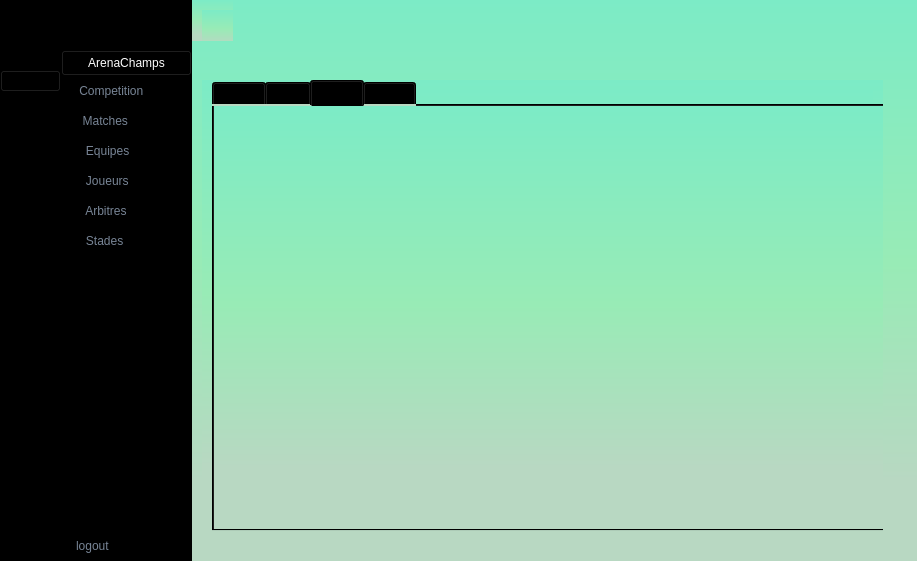
This is mainwindow.ui in ProjetCPP-S2-2A15/projetcpp2a15-proliga as Qt 5 draws it before an edit. The edited form follows.
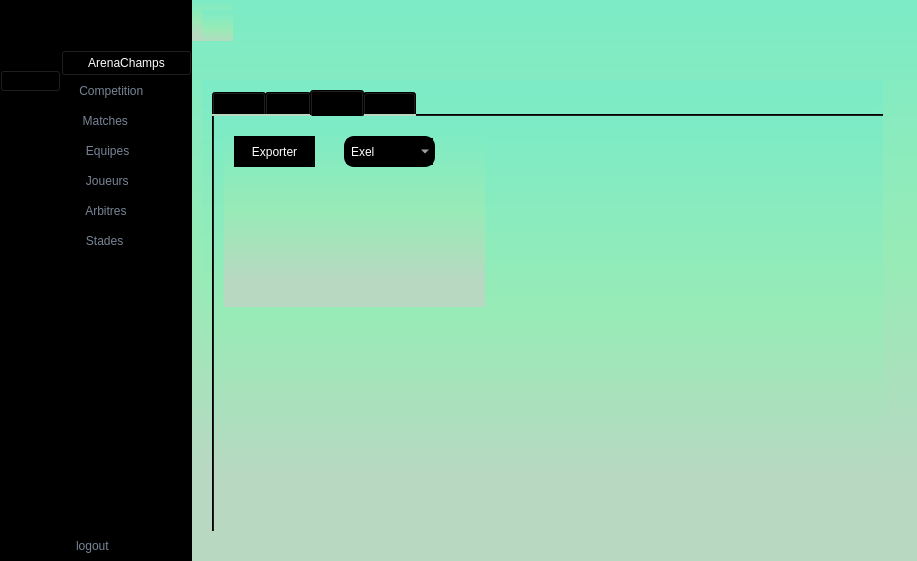
This is the edited form. The open tabs and pages were chosen to show the change. Icons and pictures are not drawn.

Commit message: problemes CRUD Corrigee + recherche et EXP exel PDF

What changed in the file:
```diff
--- a/mainwindow.ui
+++ b/mainwindow.ui
@@ -642,7 +642,7 @@
          <property name="geometry">
           <rect>
            <x>10</x>
-           <y>0</y>
+           <y>10</y>
            <width>681</width>
            <height>451</height>
           </rect>
@@ -1091,6 +1091,81 @@
           <attribute name="title">
            <string>Autre</string>
           </attribute>
+          <widget class="QStackedWidget" name="stackedWidget_2">
+           <property name="geometry">
+            <rect>
+             <x>10</x>
+             <y>10</y>
+             <width>261</width>
+             <height>181</height>
+            </rect>
+           </property>
+           <widget class="QWidget" name="page">
+            <widget class="QPushButton" name="exp_b">
+             <property name="geometry">
+              <rect>
+               <x>10</x>
+               <y>10</y>
+               <width>81</width>
+               <height>31</height>
+              </rect>
+             </property>
+             <property name="styleSheet">
+              <string notr="true">QPushButton {
+    background-color: black;
+    color: white;
+    border: none;
+    padding: 5px 10px;
+    border-radius: 25px; /* Increased border-radius for more rounded corners */
+}
+
+QPushButton:hover {
+    background-color: #333;
+}
+
+QPushButton:pressed {
+    background-color: #555;
+}
+
+QPushButton:pressed {
+    background-color: #555; /* Even lighter shade when pressed */
+}</string>
+             </property>
+             <property name="text">
+              <string>Exporter</string>
+             </property>
+            </widget>
+            <widget class="QComboBox" name="type_f">
+             <property name="geometry">
+              <rect>
+               <x>120</x>
+               <y>10</y>
+               <width>91</width>
+               <height>31</height>
+              </rect>
+             </property>
+             <property name="styleSheet">
+              <string notr="true">border: 2px solid black; /* Black border */
+    border-radius: 10px; /* Adjust the radius for desired roundness */
+    background-color: black; /* Black background */
+    color: white; /* White text color */
+    padding: 5px; /* Add some padding */
+	font-size: 12px;</string>
+             </property>
+             <item>
+              <property name="text">
+               <string>Exel</string>
+              </property>
+             </item>
+             <item>
+              <property name="text">
+               <string>PDF</string>
+              </property>
+             </item>
+            </widget>
+           </widget>
+           <widget class="QWidget" name="page_2"/>
+          </widget>
          </widget>
          <widget class="QWidget" name="tab">
           <attribute name="title">
```
Left out of the diff: 54 changed lines with no effect on the pictures. The commit also changes 4 other files.
